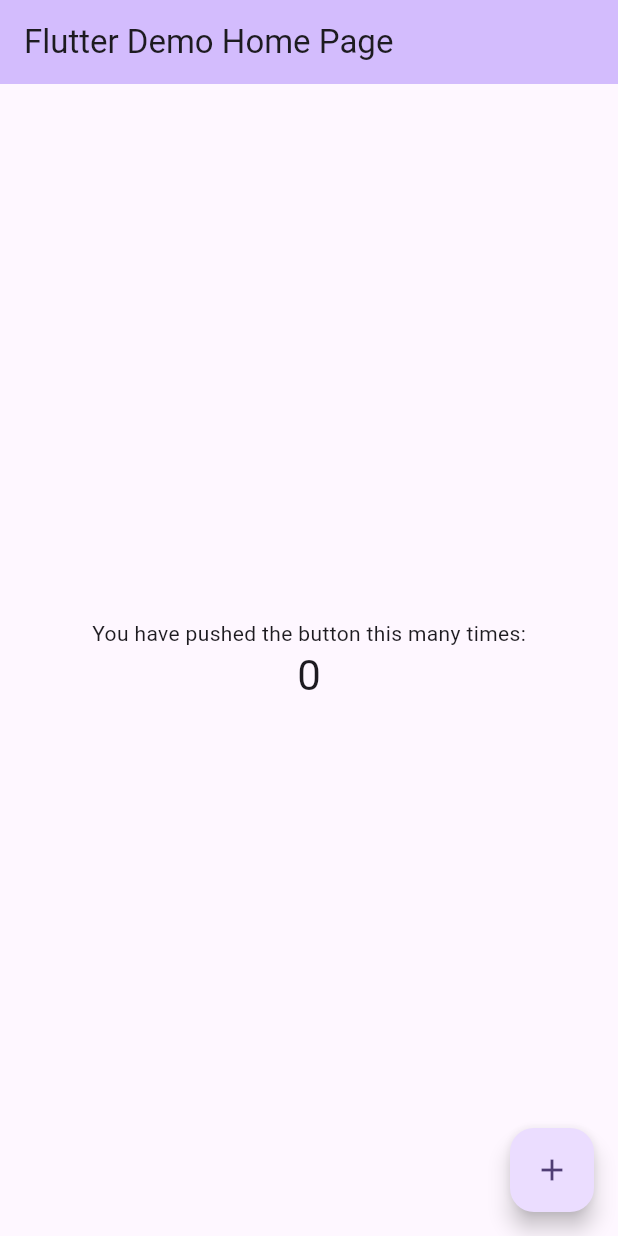
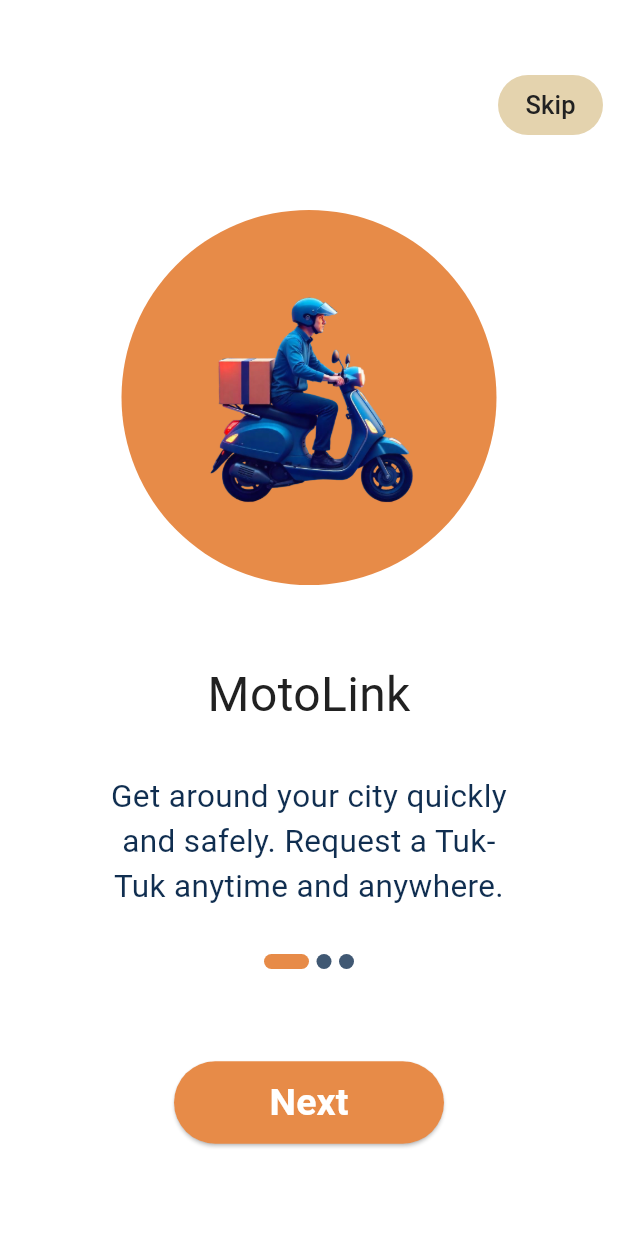
Before and after one commit to MOTO-LINK/MOTOLINK, a Flutter app: the screen it shows after launch, on a phone screen of 412 x 824 dp. Run offline on Flutter 3.47's test engine with Material 3 defaults, Android fonts, the phone set to English and light mode, and no system bars; our stand-ins replace fluttertoast.

Commit message:
create splash and onboarding pages

```diff
--- /dev/null
+++ b/lib/core/utils/colors_palette.dart
@@ -0,0 +1,11 @@
+import 'package:flutter/material.dart';
+
+class ColorsApp {
+  static Color main = const Color(0xff102E50);
+  static Color second = const Color(0xffE78B48);
+  static Color third = Colors.white;
+  static Color four = const Color.fromARGB(255, 228, 211, 174);
+  static Color icon = const Color(0xffBE3D2A);
+  static Color text = const Color(0xff212121);
+  static Color title = const Color.fromARGB(255, 255, 255, 255);
+}
--- /dev/null
+++ b/lib/core/widgets/custom_button.dart
@@ -0,0 +1,29 @@
+import 'package:flutter/material.dart';
+import 'package:moto/core/utils/colors_palette.dart';
+
+class CustomButton extends StatelessWidget {
+  const CustomButton(
+      {super.key, required this.txt, required this.nameNextPage});
+  final String txt;
+  final String nameNextPage;
+  @override
+  Widget build(BuildContext context) {
+    return ElevatedButton(
+      onPressed: () {
+        Navigator.of(context).pushNamed(nameNextPage);
+      },
+      style: ElevatedButton.styleFrom(
+        backgroundColor: ColorsApp.second,
+        minimumSize: const Size(180, 55),
+      ),
+      child: Text(
+        txt,
+        style: TextStyle(
+          color: ColorsApp.title,
+          fontWeight: FontWeight.w600,
+          fontSize: 25,
+        ),
+      ),
+    );
+  }
+}
--- /dev/null
+++ b/lib/general/onboardingPages/boarding1.dart
@@ -0,0 +1,96 @@
+import 'package:flutter/material.dart';
+import 'package:moto/core/utils/colors_palette.dart';
+import 'package:moto/core/widgets/custom_button.dart';
+import 'package:moto/general/onboardingPages/boarding_image.dart';
+
+class BoardingOne extends StatefulWidget {
+  const BoardingOne({super.key});
+
+  @override
+  State<BoardingOne> createState() => _BoardingOneState();
+}
+
+class _BoardingOneState extends State<BoardingOne> {
+  @override
+  Widget build(BuildContext context) {
+    return Scaffold(
+      backgroundColor: Colors.white,
+      body: SizedBox(
+        width: double.infinity,
+        child: Column(
+          crossAxisAlignment: CrossAxisAlignment.center,
+          children: [
+            Row(
+              children: [
+                Expanded(child: Container()),
+                Container(
+                  margin: EdgeInsets.only(top: 50, right: 10),
+                  height: 40,
+                  width: 70,
+                  alignment: Alignment.center,
+                  decoration: BoxDecoration(
+                    color: ColorsApp.four,
+                    borderRadius: BorderRadius.circular(30),
+                  ),
+                  child: MaterialButton(
+                    onPressed: () {},
+                    child: Text(
+                      "Skip",
+                      style: TextStyle(fontSize: 17, color: ColorsApp.text),
+                    ),
+                  ),
+                ),
+              ],
+            ),
+            SizedBox(height: 50),
+            ImageBoarding(
+              image: "assets/images/rider.png",
+              colorBG: ColorsApp.second,
+            ),
+            Container(
+              margin: EdgeInsets.only(top: 50),
+              child: Text(
+                "MotoLink",
+                style: TextStyle(fontSize: 32, color: ColorsApp.text),
+              ),
+            ),
+            Container(
+              margin: EdgeInsets.symmetric(horizontal: 70, vertical: 30),
+              child: Text(
+                textAlign: TextAlign.center,
+                "Get around your city quickly and safely. Request a Tuk-Tuk anytime and anywhere.",
+                style: TextStyle(fontSize: 21, color: ColorsApp.main),
+              ),
+            ),
+            Row(
+              mainAxisAlignment: MainAxisAlignment.center,
+              children: [
+                Container(
+                  height: 10,
+                  width: 30,
+                  decoration: BoxDecoration(
+                    borderRadius: BorderRadius.circular(10),
+                    color: ColorsApp.second,
+                  ),
+                ),
+                SizedBox(width: 5),
+                CircleAvatar(
+                  radius: 5,
+                  backgroundColor: ColorsApp.main.withOpacity(0.8),
+                ),
+                SizedBox(width: 5),
+                CircleAvatar(
+                  radius: 5,
+                  backgroundColor: ColorsApp.main.withOpacity(0.8),
+                ),
+              ],
+            ),
+            Expanded(child: Container()),
+            CustomButton(txt: "Next", nameNextPage: "boarding_two"),
+            Expanded(child: Container()),
+          ],
+        ),
+      ),
+    );
+  }
+}
--- /dev/null
+++ b/lib/general/onboardingPages/boarding_image.dart
@@ -0,0 +1,21 @@
+import 'package:flutter/material.dart';
+
+class ImageBoarding extends StatelessWidget {
+  const ImageBoarding({super.key, required this.image, required this.colorBG});
+
+  final String image;
+  final Color colorBG;
+  @override
+  Widget build(BuildContext context) {
+    return Container(
+      padding: EdgeInsets.all(30),
+      height: 250,
+      width: 250,
+      decoration: BoxDecoration(
+        borderRadius: BorderRadius.circular(150),
+        color: colorBG,
+      ),
+      child: Image.asset(image),
+    );
+  }
+}
--- a/lib/main.dart
+++ b/lib/main.dart
@@ -1,4 +1,8 @@
 import 'package:flutter/material.dart';
+import 'package:moto/general/onboardingPages/boarding1.dart';
+import 'package:moto/general/onboardingPages/boarding2.dart';
+import 'package:moto/general/onboardingPages/boarding3.dart';
+import 'package:moto/general/splashPage/splash_page.dart';
 
 void main() {
   runApp(const MyApp());
@@ -7,116 +11,29 @@
 class MyApp extends StatelessWidget {
   const MyApp({super.key});
 
-  // This widget is the root of your application.
   @override
   Widget build(BuildContext context) {
     return MaterialApp(
-      title: 'Flutter Demo',
-      theme: ThemeData(
-        // This is the theme of your application.
-        //
-        // TRY THIS: Try running your application with "flutter run". You'll see
-        // the application has a purple toolbar. Then, without quitting the app,
-        // try changing the seedColor in the colorScheme below to Colors.green
-        // and then invoke "hot reload" (save your changes or press the "hot
-        // reload" button in a Flutter-supported IDE, or press "r" if you used
-        // the command line to start the app).
-        //
-        // Notice that the counter didn't reset back to zero; the application
-        // state is not lost during the reload. To reset the state, use hot
-        // restart instead.
-        //
-        // This works for code too, not just values: Most code changes can be
-        // tested with just a hot reload.
-        colorScheme: ColorScheme.fromSeed(seedColor: Colors.deepPurple),
-      ),
-      home: const MyHomePage(title: 'Flutter Demo Home Page'),
+      routes: {
+        "splash_page": (context) => SplashView(),
+        "boarding_one": (context) => BoardingOne(),
+        "boarding_two": (context) => BoardingTwo(),
+        "boarding_three": (context) => BoardingThree(),
+        //"chooseRiderOrDriverPage": (context) => SelectUserType(),
+        // "verification_page": (context) => VerficodePage(),
+
+        // rider pages
+        /*"rider_sign_up": (context) => RiderSignUp(),
+        "rider_login": (context) => RiderLogin(),
+        "home_page_rider": (context) => HomePageRider(),*/
+
+        // driver pages
+        /*"driver_sign_up": (context) => DriverSignUp(),
+        "driver_login": (context) => DriverLogin(),*/
+      },
+      debugShowCheckedModeBanner: false,
+      color: Colors.white,
+      home: SplashView(),
     );
   }
 }
-
-class MyHomePage extends StatefulWidget {
-  const MyHomePage({super.key, required this.title});
-
-  // This widget is the home page of your application. It is stateful, meaning
-  // that it has a State object (defined below) that contains fields that affect
-  // how it looks.
-
-  // This class is the configuration for the state. It holds the values (in this
-  // case the title) provided by the parent (in this case the App widget) and
-  // used by the build method of the State. Fields in a Widget subclass are
-  // always marked "final".
-
-  final String title;
-
-  @override
-  State<MyHomePage> createState() => _MyHomePageState();
-}
-
-class _MyHomePageState extends State<MyHomePage> {
-  int _counter = 0;
-
-  void _incrementCounter() {
-    setState(() {
-      // This call to setState tells the Flutter framework that something has
-      // changed in this State, which causes it to rerun the build method below
-      // so that the display can reflect the updated values. If we changed
-      // _counter without calling setState(), then the build method would not be
-      // called again, and so nothing would appear to happen.
-      _counter++;
-    });
-  }
-
-  @override
-  Widget build(BuildContext context) {
-    // This method is rerun every time setState is called, for instance as done
-    // by the _incrementCounter method above.
-    //
-    // The Flutter framework has been optimized to make rerunning build methods
-    // fast, so that you can just rebuild anything that needs updating rather
-    // than having to individually change instances of widgets.
-    return Scaffold(
-      appBar: AppBar(
-        // TRY THIS: Try changing the color here to a specific color (to
-        // Colors.amber, perhaps?) and trigger a hot reload to see the AppBar
-        // change color while the other colors stay the same.
-        backgroundColor: Theme.of(context).colorScheme.inversePrimary,
-        // Here we take the value from the MyHomePage object that was created by
-        // the App.build method, and use it to set our appbar title.
-        title: Text(widget.title),
-      ),
-      body: Center(
-        // Center is a layout widget. It takes a single child and positions it
-        // in the middle of the parent.
-        child: Column(
-          // Column is also a layout widget. It takes a list of children and
-          // arranges them vertically. By default, it sizes itself to fit its
-          // children horizontally, and tries to be as tall as its parent.
-          //
-          // Column has various properties to control how it sizes itself and
-          // how it positions its children. Here we use mainAxisAlignment to
-          // center the children vertically; the main axis here is the vertical
-          // axis because Columns are vertical (the cross axis would be
-          // horizontal).
-          //
-          // TRY THIS: Invoke "debug painting" (choose the "Toggle Debug Paint"
-          // action in the IDE, or press "p" in the console), to see the
-          // wireframe for each widget.
-          mainAxisAlignment: MainAxisAlignment.center,
-          children: <Widget>[
-            const Text('You have pushed the button this many times:'),
-            Text(
-              '$_counter',
-              style: Theme.of(context).textTheme.headlineMedium,
-            ),
-          ],
-        ),
-      ),
-      floatingActionButton: FloatingActionButton(
-        onPressed: _incrementCounter,
-        tooltip: 'Increment',
-        child: const Icon(Icons.add),
-      ), // This trailing comma makes auto-formatting nicer for build methods.
-    );
-  }
-}
```
Also changed, not shown: lib/core/utils/toast_message.dart (added, +12 -0 lines), lib/general/onboardingPages/boarding2.dart (added, +113 -0 lines), lib/general/onboardingPages/boarding3.dart (added, +96 -0 lines), lib/general/splashPage/splash_page.dart (added, +67 -0 lines), pubspec.yaml (+7 -3 lines), assets/images/VISA-Logo.png (added), assets/images/logo_transparent.png (added), assets/images/rider.png (added), pubspec.lock.
